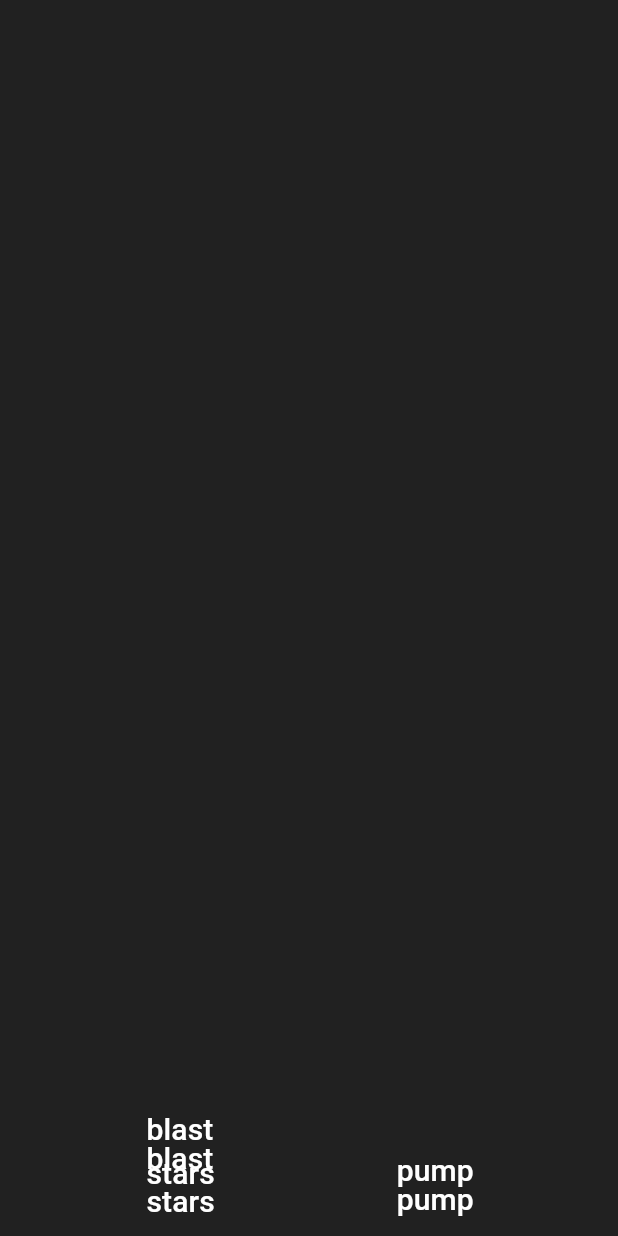
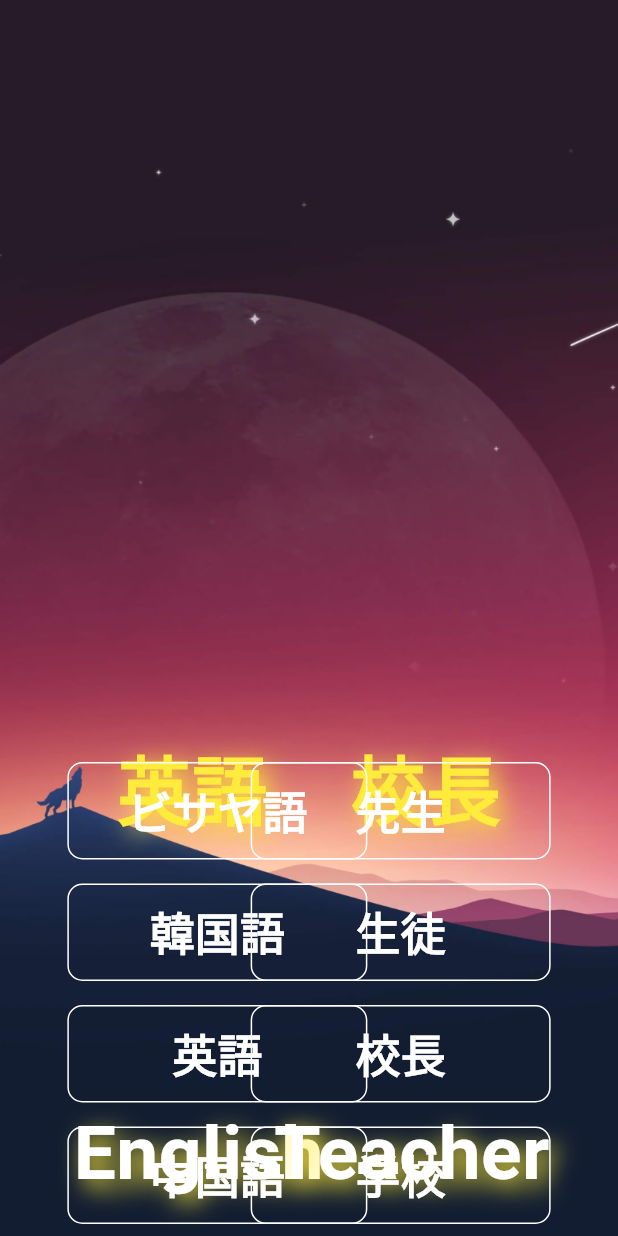
Before and after one commit to fdcfujihara/my_flutter, a Flutter app: the screen it shows after launch, on a phone screen of 412 x 824 dp. Run offline on Flutter 3.47's test engine with Material 2 defaults, Android fonts, the phone set to English and light mode, and no system bars; our stand-ins replace audioplayers, confetti, go_router, in_app_purchase, shared_preferences; missing offline and left inert: games_services, text_to_path_maker; statements that could not run were skipped.

Commit message:
jet confetti

```diff
--- a/lib/style/confetti.dart
+++ b/lib/style/confetti.dart
@@ -28,8 +28,14 @@ class ConfettiScreen extends StatelessWidget {
   @override
   Widget build(BuildContext context) {
     return Scaffold(
-      backgroundColor: Colors.grey[900],
-      body: Confetti(),
+      body: Container(
+        decoration: const BoxDecoration(
+          image: DecorationImage(
+              image: AssetImage("assets/images/background_night_sky.jpg"),
+              fit: BoxFit.cover),
+        ),
+        child: Confetti(),
+      ),
     );
   }
 }
@@ -40,21 +46,22 @@ class Confetti extends StatefulWidget {
 }
 
 class _ConfettiState extends State<Confetti> with TickerProviderStateMixin {
-  late ConfettiController _controllerCenter;
-  late ConfettiController _controllerCenterRight;
-  late ConfettiController _controllerCenterLeft;
-  late ConfettiController _controllerTopCenter;
-  late ConfettiController _controllerBottomCenter;
-  late final AnimationController _controller = AnimationController(
-    duration: const Duration(seconds: 8),
-    vsync: this,
-  )..repeat(reverse: true);
+  late final ConfettiController _controllerOnce = ConfettiController(
+      duration: const Duration(seconds: 1)
+  );
+  late final ConfettiController _controllerJet = ConfettiController(
+      duration: const Duration(seconds: 1)
+  );
 
   Animation<AlignmentGeometry> animateVertically(double x) {
     return Tween<AlignmentGeometry>(
       begin: Alignment(x, -1.0),
       end: Alignment(x, 1.0),
-    ).animate(_controller);
+    ).animate(AnimationController(
+      duration: const Duration(seconds: 8),
+      vsync: this,
+    )
+      ..repeat(reverse: true));
   }
 
   late List<Path> charPaths;
@@ -62,16 +69,6 @@ class _ConfettiState extends State<Confetti> with TickerProviderStateMixin {
   @override
   void initState() {
     super.initState();
-    _controllerCenter =
-        ConfettiController(duration: const Duration(seconds: 10));
-    _controllerCenterRight =
-        ConfettiController(duration: const Duration(seconds: 10));
-    _controllerCenterLeft =
-        ConfettiController(duration: const Duration(seconds: 10));
-    _controllerTopCenter =
-        ConfettiController(duration: const Duration(seconds: 10));
-    _controllerBottomCenter =
-        ConfettiController(duration: const Duration(seconds: 10));
 
     rootBundle.load("assets/Permanent_Marker/PermanentMarker-Regular.ttf").then((ByteData data) {
       // Create a font reader
@@ -85,20 +82,18 @@ class _ConfettiState extends State<Confetti> with TickerProviderStateMixin {
         myFont.generatePathForCharacter(99),
       ];
     });
+
+    _controllerJet.play();
   }
 
   @override
   void dispose() {
-    _controllerCenter.dispose();
-    _controllerCenterRight.dispose();
-    _controllerCenterLeft.dispose();
-    _controllerTopCenter.dispose();
-    _controllerBottomCenter.dispose();
+    _controllerOnce.dispose();
     super.dispose();
   }
 
   Path drawChar(Size size) {
-    return PMTransform.moveAndScale(charPaths.sample(1).single, 0, 0, 0.04, 0.04);
+    return PMTransform.moveAndScale(charPaths.sample(1).single, 0, 0, 0.08, 0.08);
   }
 
   /// A custom Path to paint stars.
@@ -107,14 +102,15 @@ class _ConfettiState extends State<Confetti> with TickerProviderStateMixin {
     double degToRad(double deg) => deg * (pi / 180.0);
 
     const numberOfPoints = 5;
-    final halfWidth = size.width / 2;
+    var newSize = 2 * size.width / 3;
+    final halfWidth = newSize / 2;
     final externalRadius = halfWidth;
     final internalRadius = halfWidth / 2.5;
     final degreesPerStep = degToRad(360 / numberOfPoints);
     final halfDegreesPerStep = degreesPerStep / 2;
     final path = Path();
     final fullAngle = degToRad(360);
-    path.moveTo(size.width, halfWidth);
+    path.moveTo(newSize, halfWidth);
 
     for (double step = 0; step < fullAngle; step += degreesPerStep) {
       path.lineTo(halfWidth + externalRadius * cos(step),
@@ -128,134 +124,184 @@ class _ConfettiState extends State<Confetti> with TickerProviderStateMixin {
 
   @override
   Widget build(BuildContext context) {
+    const xOffset = 0.5;
     return SafeArea(
       child: Stack(
         children: <Widget>[
           //CENTER -- Blast
           AlignTransition(
-            alignment: animateVertically(-0.5),
+            alignment: animateVertically(-xOffset*1.2),
             child: Stack(
               children: [
-                ConfettiWidget(
-                  confettiController: _controllerCenter,
-                  blastDirectionality: BlastDirectionality.explosive,
-                  // don't specify a direction, blast randomly
-                  shouldLoop: false,
-                  numberOfParticles: 40, // number of particles to emit
-                  // start again as soon as the animation is finished
-                  colors: const [
-                    // Colors.green,
-                    // Colors.blue,
-                    // Colors.pink,
-                    Color.fromARGB(255, 255, 255, 100),
-                    Color.fromARGB(120, 255, 255, 100),
-                  ],
-                  // manually specify the colors to be used
-                  createParticlePath: drawChar, // define a custom shape/path.
-                  strokeWidth: 4,
-                  strokeColor: const Color.fromARGB(80, 255, 255, 100),
-                ),
-                TextButton(
-                    onPressed: () => _controllerCenter.play(),
-                    child: _display('blast\nstars')),
+                buildFireworksWidget(),
+                _largeText( 'English', Colors.white ),
               ],
             ),
-          ),
-          Align(
-            alignment: const Alignment(-0.5, 1.0),
-            child: TextButton(
-                onPressed: () {
-                  _controllerCenter.play();
-
-                  final AnimationController controller = AnimationController(
-                    duration: const Duration(seconds: 1),
-                    vsync: this,
-                  );
-
-                  Tween<AlignmentGeometry>(
-                    begin: Alignment(0, -1.0),
-                    end: Alignment(0, 1.0),
-                  ).animate(controller);
-                },
-                child: _display('blast\nstars')),
           ),
 
           //CENTER RIGHT -- Emit left
           AlignTransition(
-            alignment: animateVertically(0.5),
+            alignment: animateVertically(xOffset*1.2),
             child: Stack(
               children: [
-                ConfettiWidget(
-                  confettiController: _controllerCenterRight,
-                  blastDirection: 3 * pi / 2, // radial value - UP
-                  // particleDrag: 0.05, // apply drag to the confetti
-                  emissionFrequency: 0.01, // how often it should emit
-                  numberOfParticles: 40, // number of particles to emit
-                  gravity: 0.05, // gravity - or fall speed
-                  shouldLoop: false,
-                  colors: const [
-                    Colors.green,
-                    Colors.blue,
-                    Colors.pink
-                  ], // manually specify the colors to be used
-                  // strokeWidth: 4,
-                  // strokeColor: const Color.fromARGB(80, 255, 255, 255),
-                ),
-                TextButton(
-                    onPressed: () => _controllerCenterRight.play(),
-                    child: _display('pump')),
+                buildFireworksWidget(),
+                _largeText( 'Teacher', Colors.white),
               ],
             ),
           ),
+
           Align(
-            alignment: const Alignment(0.5, 1.0),
-            child: TextButton(
-                onPressed: () => _controllerCenterRight.play(),
-                child: _display('pump')),
+            alignment: const Alignment(-xOffset, 0.3),
+            child: Stack(
+              alignment: Alignment.center,
+                children: [
+              _largeText('英語', Colors.yellow),
+              buildJetWidget(),
+            ]),
           ),
 
-          // //BOTTOM CENTER
-          // AlignTransition(
-          //   alignment: animateVertically(-0.8),
-          //   child: Stack(
-          //     children: [
-          //       ConfettiWidget(
-          //         confettiController: _controllerBottomCenter,
-          //         blastDirection: -pi / 2,
-          //         emissionFrequency: 0.03,
-          //         numberOfParticles: 40,
-          //         maxBlastForce: 50,
-          //         minBlastForce: 40,
-          //         gravity: 0.3,
-          //         colors: const [
-          //           Color.fromARGB(255, 255, 255, 100),
-          //           Color.fromARGB(120, 255, 255, 100),
-          //         ], // manually specify the colors to be used
-          //         strokeWidth: 4,
-          //         strokeColor: const Color.fromARGB(80, 255, 255, 100),
-          //       ),
-          //       TextButton(
-          //           onPressed: () => _controllerBottomCenter.play(),
-          //           child: _display('hard and\ninfrequent'))
-          //     ],
-          //   ),
-          // ),
-          // Align(
-          //   alignment: const Alignment(-0.8, 1.0),
-          //   child: TextButton(
-          //       onPressed: () => _controllerBottomCenter.play(),
-          //       child: _display('hard and\ninfrequent')),
-          // ),
+          Align(
+            alignment: const Alignment(xOffset, 0.3),
+            child: Stack(
+                alignment: Alignment.center,
+                children: [
+              _largeText('校長', Colors.yellow),
+              buildJetWidget(),
+            ]),
+          ),
 
+          // Bottom word stack
+          Align(
+            alignment: const Alignment(-(xOffset*1.3), 1.0),
+            child: Wrap(
+              children: [
+                Column(
+                  children: <Widget>[
+                    TextButton(
+                        onPressed: () => _controllerOnce.play(),
+                        child: _textButton('ビサヤ語')),
+                    TextButton(
+                        onPressed: () => _controllerOnce.play(),
+                        child: _textButton('韓国語')),
+                    TextButton(
+                        onPressed: () => _controllerOnce.play(),
+                        child: _textButton('英語')),
+                    TextButton(
+                        onPressed: () => _controllerOnce.play(),
+                        child: _textButton('中国語')),
+                  ],
+                ),
+              ],
+            ),
+          ),
+
+          Align(
+            alignment: const Alignment(xOffset*1.3, 1.0),
+            child: Wrap(
+              children: [
+                Column(
+                  children: <Widget>[
+                    TextButton(
+                        onPressed: () => _controllerOnce.play(),
+                        child: _textButton('先生')),
+                    TextButton(
+                        onPressed: () => _controllerOnce.play(),
+                        child: _textButton('生徒')),
+                    TextButton(
+                        onPressed: () => _controllerOnce.play(),
+                        child: _textButton('校長')),
+                    TextButton(
+                        onPressed: () => _controllerOnce.play(),
+                        child: _textButton('学校')),
+                  ],
+                ),
+              ],
+            ),
+          ),
         ],
       ),
     );
   }
 
-  Text _display(String text) {
+  ConfettiWidget buildFireworksWidget() {
+    return ConfettiWidget(
+      confettiController: _controllerOnce,
+      blastDirectionality: BlastDirectionality.explosive,
+      maxBlastForce: 40,
+      emissionFrequency: 0.001,
+      shouldLoop: false,
+      // number of particles to emit
+      numberOfParticles: 80,
+      // start again as soon as the animation is finished
+      colors: const [
+        Color.fromARGB(255, 255, 255, 100),
+        Color.fromARGB(120, 255, 255, 100),
+      ],
+      createParticlePath: drawChar,
+      strokeWidth: 4,
+      strokeColor: const Color.fromARGB(80, 255, 255, 100),
+    );
+  }
+
+  ConfettiWidget buildJetWidget() {
+    return ConfettiWidget(
+      confettiController: _controllerJet,
+      blastDirectionality: BlastDirectionality.directional,
+      emissionFrequency: 0.50,
+      blastDirection: pi / 2,
+      // don't specify a direction, blast randomly
+      shouldLoop: true,
+      numberOfParticles: 2,
+      // number of particles to emit
+      // start again as soon as the animation is finished
+      colors: const [
+        Colors.yellow
+      ],
+      createParticlePath: drawStar,
+      strokeWidth: 2,
+      strokeColor: const Color.fromARGB(80, 255, 255, 255),
+    );
+  }
+
+  Container _textButton(String text) {
+    return Container(
+      width: 200,
+      padding: const EdgeInsets.all(10),
+      alignment: Alignment.center,
+      decoration: BoxDecoration(
+        border: Border.all(
+          color: Colors.white,
+        ),
+        borderRadius: BorderRadius.circular(10),
+      ),
+      child: _text(text),
+    );
+  }
+
+  Text _largeText(String text, Color color) {
     return Text(
       text,
-      style: const TextStyle(color: Colors.white, fontSize: 20),
+      style: TextStyle(
+          color: color,
+          fontWeight: FontWeight.bold,
+          shadows: const [
+            Shadow(
+              blurRadius: 20.0,
+              color: Colors.yellow,
+              offset: Offset(5.0, 5.0),
+            ),
+          ],
+          fontSize: 50),
+    );
+  }
+
+  Text _text(String text) {
+    return Text(
+      text,
+      style: const TextStyle(
+          fontWeight: FontWeight.bold,
+          color: Colors.white,
+          fontSize: 30),
     );
   }
 }
```
Also changed, not shown: assets/images/background_night_sky.jpg (added).
